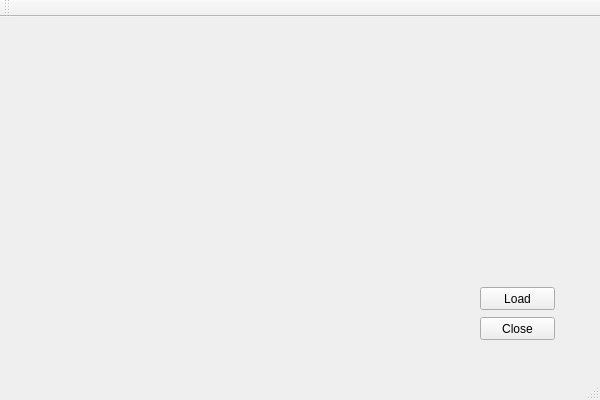
Above: DocumentScannerGUI/src/MainWindow/DocumentScannerGUI.ui from filipkonopacki/Document-Perspective-Corrector before the change. Below: the same form after it.
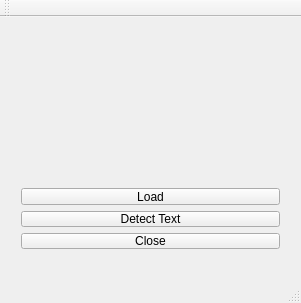
That is the form after the change.

The edit to the form file:
```diff
--- a/DocumentScannerGUI/src/MainWindow/DocumentScannerGUI.ui
+++ b/DocumentScannerGUI/src/MainWindow/DocumentScannerGUI.ui
@@ -6,39 +6,46 @@
    <rect>
     <x>0</x>
     <y>0</y>
-    <width>600</width>
-    <height>400</height>
+    <width>301</width>
+    <height>303</height>
    </rect>
   </property>
   <property name="windowTitle">
    <string>DocumentScannerGUI</string>
   </property>
   <widget class="QWidget" name="centralWidget">
-   <widget class="QPushButton" name="LoadButton">
+   <widget class="QWidget" name="">
     <property name="geometry">
      <rect>
-      <x>480</x>
-      <y>270</y>
-      <width>75</width>
-      <height>23</height>
+      <x>10</x>
+      <y>160</y>
+      <width>281</width>
+      <height>83</height>
      </rect>
     </property>
-    <property name="text">
-     <string>Load</string>
-    </property>
-   </widget>
-   <widget class="QPushButton" name="CloseButton">
-    <property name="geometry">
-     <rect>
-      <x>480</x>
-      <y>300</y>
-      <width>75</width>
-      <height>23</height>
-     </rect>
-    </property>
-    <property name="text">
-     <string>Close</string>
-    </property>
+    <layout class="QVBoxLayout" name="verticalLayout">
+     <item>
+      <widget class="QPushButton" name="LoadButton">
+       <property name="text">
+        <string>Load</string>
+       </property>
+      </widget>
+     </item>
+     <item>
+      <widget class="QPushButton" name="DetectButton">
+       <property name="text">
+        <string>Detect Text</string>
+       </property>
+      </widget>
+     </item>
+     <item>
+      <widget class="QPushButton" name="CloseButton">
+       <property name="text">
+        <string>Close</string>
+       </property>
+      </widget>
+     </item>
+    </layout>
    </widget>
   </widget>
   <widget class="QMenuBar" name="menuBar">
@@ -56,7 +63,7 @@
     <enum>TopToolBarArea</enum>
    </attribute>
    <attribute name="toolBarBreak">
-    <bool>false</bool>
+    <bool>true</bool>
    </attribute>
   </widget>
   <widget class="QStatusBar" name="statusBar"/>
```
Left out of the diff: 2 changed lines with no effect on the pictures.
